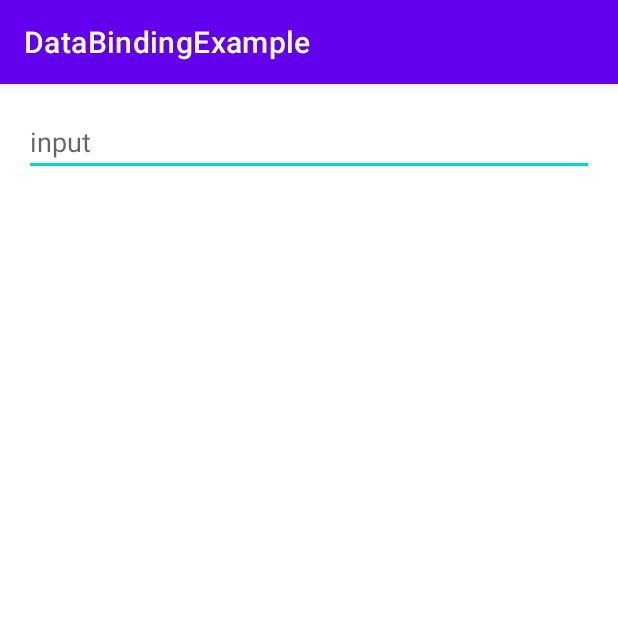
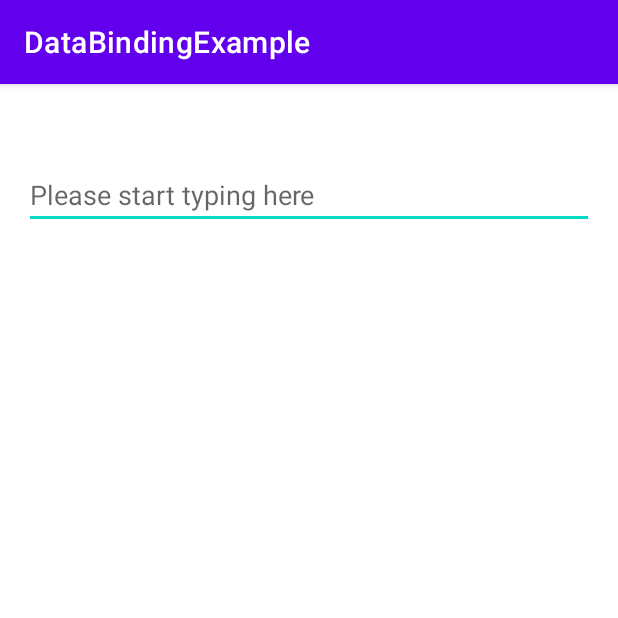
Before and after one commit to imahmwd14/Simple_Android_Data_Binding_Example, an Android app: the screen it shows after launch (MainActivity), on a phone screen of 412 x 824 dp, the top half of it. Run offline under Robolectric (Android 15) with nearby library versions, the phone set to English and light mode, and no system bars; our stand-ins replace data binding.

Commit message:
algorithm improvement

```diff
--- a/app/src/main/java/com/example/databindingexample/MainActivity.kt
+++ b/app/src/main/java/com/example/databindingexample/MainActivity.kt
@@ -24,8 +24,6 @@ class MainActivity : AppCompatActivity() {
 
         binding.name = binding.editTextTextPersonName
 
-        binding.editTextTextPersonName.doOnTextChanged { text, start, before, count ->
-            binding.invalidateAll()
-        }
+        binding.editTextTextPersonName.doOnTextChanged { text, start, before, count -> binding.invalidateAll() }
     }
 }
--- a/app/src/main/res/layout/activity_main.xml
+++ b/app/src/main/res/layout/activity_main.xml
@@ -23,23 +23,27 @@
             android:layout_marginLeft="16dp"
             android:layout_marginTop="16dp"
             android:layout_marginEnd="16dp"
-
             android:layout_marginRight="16dp"
             android:ems="10"
+            android:hint="Please start typing here"
             android:inputType="textPersonName"
-            android:hint="input"
             app:layout_constraintEnd_toEndOf="parent"
+            app:layout_constraintHorizontal_bias="1.0"
             app:layout_constraintStart_toStartOf="parent"
-            app:layout_constraintTop_toTopOf="parent" />
+            app:layout_constraintTop_toBottomOf="@+id/textView" />
 
         <TextView
+            android:id="@+id/textView"
             android:layout_width="wrap_content"
             android:layout_height="wrap_content"
+            android:layout_marginLeft="16dp"
             android:layout_marginTop="16dp"
+            android:layout_marginRight="16dp"
+            android:overScrollMode="ifContentScrolls"
             android:text="@{name.text.toString()}"
             app:layout_constraintLeft_toLeftOf="parent"
             app:layout_constraintRight_toRightOf="parent"
-            app:layout_constraintTop_toBottomOf="@+id/editTextTextPersonName" />
+            app:layout_constraintTop_toTopOf="parent" />
 
     </androidx.constraintlayout.widget.ConstraintLayout>
 </layout>
```
